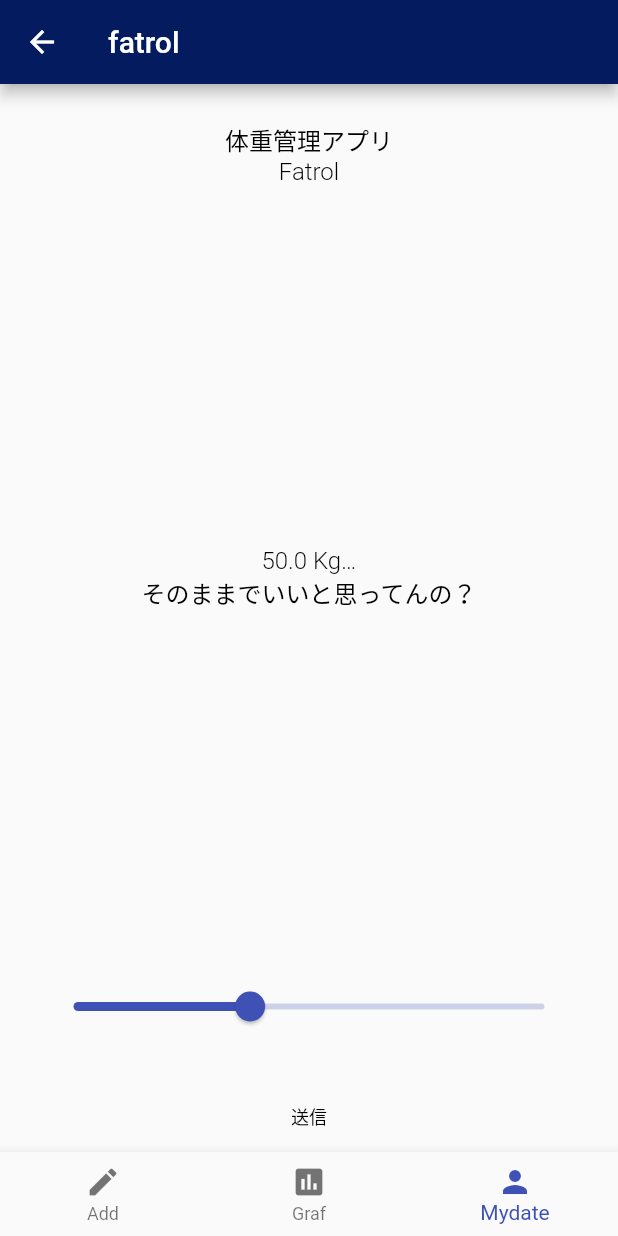
After one commit to mukae9/fat, a Flutter app: the SecondPage screen opened directly, item 3 of the bottom bar chosen, after a tap on "送信", on a phone screen of 412 x 824 dp. The commit adds this screen. Run offline on Flutter 3.47's test engine with Material 2 defaults, Android fonts, the phone set to English and light mode, and no system bars.

Commit message:
クラスの分割

```diff
--- a/lib/main.dart
+++ b/lib/main.dart
@@ -5,6 +5,8 @@ import 'package:flutter/rendering.dart';
 import 'dart:typed_data';
 import 'dart:async';
 import 'dart:ui' as ui;
+
+import 'package:flutter_app/third.dart';
 
 
 void main() {
@@ -145,7 +147,7 @@ class _MyHomePageState extends State<MyHomePage> {
 
 
       bottomNavigationBar: new BottomNavigationBar(
-        currentIndex: 1,
+        currentIndex: 0,
         items: <BottomNavigationBarItem>[
           BottomNavigationBarItem(
             icon: Icon(Icons.create),
@@ -167,6 +169,11 @@ class _MyHomePageState extends State<MyHomePage> {
             Navigator.push(
               context,
               MaterialPageRoute(builder: (context) => SecondPage()),
+            );
+          if(value == 2)
+            Navigator.push(
+              context,
+              MaterialPageRoute(builder: (context) => ThirdPage()),
             );
 
         },
@@ -236,7 +243,7 @@ class _SecondPageState extends State<SecondPage> {
 
   @override
   void initState() {
-    _message = '２ページ目\n$_value kg';
+    _message = '体重のグラフ遷移\n$_value kg';
     super.initState();
   }
 
@@ -337,11 +344,11 @@ class _SecondPageState extends State<SecondPage> {
 
 
       bottomNavigationBar: new BottomNavigationBar(
-        currentIndex: 0,
+        currentIndex: 1,
         items: <BottomNavigationBarItem>[
           BottomNavigationBarItem(
             icon: Icon(Icons.create),
-            title: Text('???'),
+            title: Text('Add'),
           ),
 
           BottomNavigationBarItem(
@@ -356,8 +363,14 @@ class _SecondPageState extends State<SecondPage> {
         ],
         onTap: (int value){
           if(value == 0)
-            Navigator.pop(
-              context
+            Navigator.push(
+              context,
+              MaterialPageRoute(builder: (context) => MyHomePage()),
+            );
+          if(value == 2)
+            Navigator.push(
+              context,
+              MaterialPageRoute(builder: (context) => ThirdPage()),
             );
 
         },
@@ -411,6 +424,8 @@ class _SecondPageState extends State<SecondPage> {
     });
   }
 }
+
+
 
 
 class MyRenderBoxWidget extends SingleChildRenderObjectWidget {
--- /dev/null
+++ b/lib/third.dart
@@ -0,0 +1,196 @@
+import 'package:flutter/material.dart';
+import 'package:flutter/rendering.dart';
+
+import 'package:flutter_app/main.dart';
+
+
+class ThirdPage extends StatefulWidget {
+  ThirdPage({Key key}) : super(key: key);
+  @override
+  _ThirdPageState createState() => new _ThirdPageState();
+}
+
+class _ThirdPageState extends State<ThirdPage> {
+  String _message;
+  double _value = 50.0;
+  int _index = 0;
+  final controller = TextEditingController();
+
+  @override
+  void initState() {
+    _message = '自分の情報設定\n$_value kg';
+    super.initState();
+  }
+
+  @override
+  Widget build(BuildContext context) {
+    return new Scaffold(
+      appBar: new AppBar(
+        title: new Text('fatrol'),
+
+      ),
+      body:
+      Column(
+          mainAxisSize: MainAxisSize.min,
+          crossAxisAlignment: CrossAxisAlignment.stretch,
+          children: <Widget>[
+
+            Expanded(
+              child: Container(
+                color: Color.fromARGB(0, 0, 0, 0),
+                child: Padding(
+                  padding: EdgeInsets.all(25.0),
+                  child: new Text(
+                    "体重管理アプリ\nFatrol", textAlign: TextAlign.center,
+                    style: new TextStyle(fontSize: 16.0,
+                        color: const Color(0xFF000000),
+                        fontWeight: FontWeight.w300,
+                        //  decoration: TextDecoration.underline,
+                        fontFamily: "Roboto"),
+                  ),
+
+                ),
+              ),
+            ),
+            Expanded(
+              child: Padding(
+                padding: EdgeInsets.all(25.0),
+                child: Container(
+                  color: Color.fromARGB(0, 0, 0, 0),
+                  child: new Text(
+                    _message,
+
+                    textAlign: TextAlign.center,
+                    style: new TextStyle(fontSize: 16.0,
+                        color: const Color(0xFF000000),
+                        fontWeight: FontWeight.w300,
+                        //  decoration: TextDecoration.underline,
+                        fontFamily: "Roboto"),
+
+                  ),
+                ),
+              ),
+
+            ),
+
+
+            Padding(
+              padding: EdgeInsets.all(25.0),
+              child: Slider(
+                key: null,
+                onChanged: textChanged,
+                value: _value,
+                min: 20.0,
+                max: 100.0,
+
+              ),
+//                  child:TextField(
+//                    controller: controller,
+//                    onChanged: textChanged,
+//                    style: new TextStyle(fontSize:12.0,
+//                        color: const Color(0xFF000000),
+//                        fontWeight: FontWeight.w200,
+//                        fontFamily: "Roboto"),
+//                  ),
+
+            ),
+
+
+            FlatButton(key: null,
+                onPressed: buttonPressed,
+                child:
+                Text(
+                  "送信",
+                  style: TextStyle(fontSize: 12.0,
+                      color: const Color(0xFF000000),
+                      fontWeight: FontWeight.w200,
+                      fontFamily: "Roboto"),
+                )
+            ),
+
+          ]
+      ),
+
+
+      bottomNavigationBar: new BottomNavigationBar(
+        currentIndex: 2,
+        items: <BottomNavigationBarItem>[
+          BottomNavigationBarItem(
+            icon: Icon(Icons.create),
+            title: Text('Add'),
+          ),
+
+          BottomNavigationBarItem(
+            icon: Icon(Icons.assessment),
+            title: Text('Graf'),
+          ),
+
+          BottomNavigationBarItem(
+            icon: Icon(Icons.person),
+            title: Text('Mydate'),
+          )
+        ],
+        onTap: (int value){
+          if(value == 0)
+            Navigator.push(
+              context,
+              MaterialPageRoute(builder: (context) => MyHomePage()),
+            );
+          if(value == 1)
+            Navigator.push(
+              context,
+              MaterialPageRoute(builder: (context) => SecondPage()),
+            );
+
+        },
+
+
+      ),
+
+
+//      new Center(
+//        child:
+//        new Center(
+//          child:
+//          new Text(
+//            "体重管理アプリ\nFatrol",
+//            textAlign: TextAlign.center,
+//            style: new TextStyle(fontSize:16.0,
+//                color: const Color(0xFF000000),
+//                fontWeight: FontWeight.w300,
+////                decoration: TextDecoration.underline,
+//                fontFamily: "Roboto"),
+//          ),
+//
+//        ),
+//
+//      ),
+
+    );
+  }
+
+
+  void textChanged(double val){
+    setState(() {
+//      _message=val.toUpperCase();
+      _value=val.floorToDouble();
+      _message= '嘘偽りない体重を記録\n$_value kg';
+
+    });
+  }
+
+  void buttonPressed(){
+    setState(() {
+//       _message=controller.text + "Kg…\n"+"そのままでいいと思ってんの？";
+      _message= '$_value Kg…\nそのままでいいと思ってんの？';
+    });
+  }
+
+  void tapBottomIcon(int value){
+    var items = ['追加ページ','グラフページ','マイページ'];
+    setState((){
+      _index = value;
+      _message ='you tapped:"'+items[_index]+'".';
+    });
+  }
+}
```
